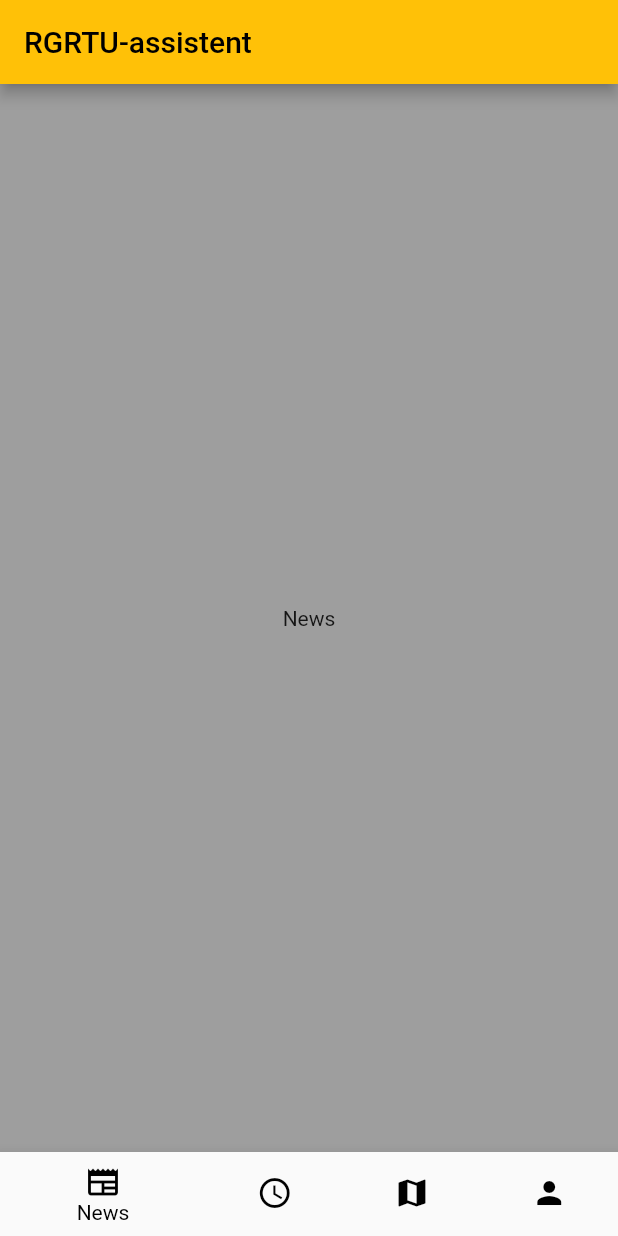
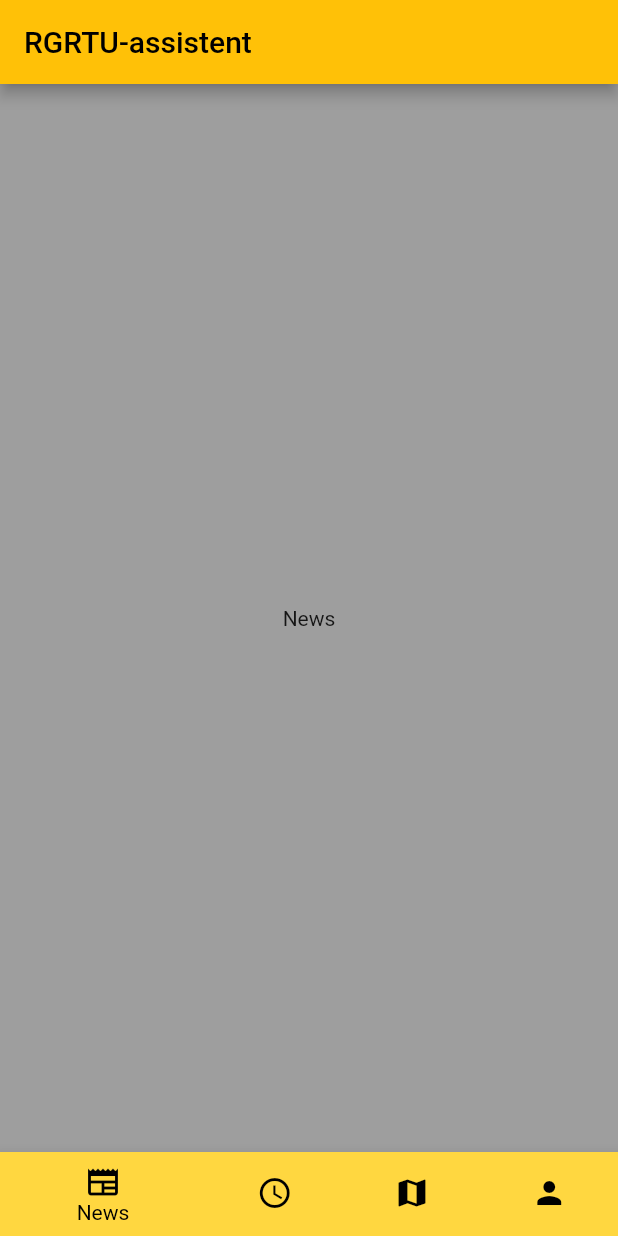
Before and after one commit to cpt-lecras/radik_project, a Flutter app: the screen it shows after launch, on a phone screen of 412 x 824 dp. Run offline on Flutter 3.47's test engine with Material 2 defaults, Android fonts, the phone set to English and light mode, and no system bars.

Commit message:
color bottom

```diff
--- a/lib/main.dart
+++ b/lib/main.dart
@@ -29,7 +29,6 @@ class HomePage extends StatefulWidget {
 class _HomePage extends State<HomePage> {
 
   int selectedIndex = 0;
-  static const TextStyle optionStyle = TextStyle(color: Colors.white);
   static const List<Widget> widgetOptions = <Widget>[
     News(),
     Schedule(),
@@ -59,15 +58,17 @@ class _HomePage extends State<HomePage> {
         onTap: onItemTapped,
         unselectedItemColor: Colors.amberAccent,
         selectedItemColor: Colors.black,
-        backgroundColor: Colors.amberAccent,
+
         items: const [
           BottomNavigationBarItem(
             icon: Icon(Icons.newspaper, color: Colors.black),
             label: 'News',
+            backgroundColor: Colors.amberAccent,
           ),
           BottomNavigationBarItem(
             icon: Icon(Icons.schedule, color: Colors.black),
             label: 'Schedule',
+            backgroundColor: Colors.blue,
           ),
           BottomNavigationBarItem(
             icon: Icon(Icons.map, color: Colors.black),
```
